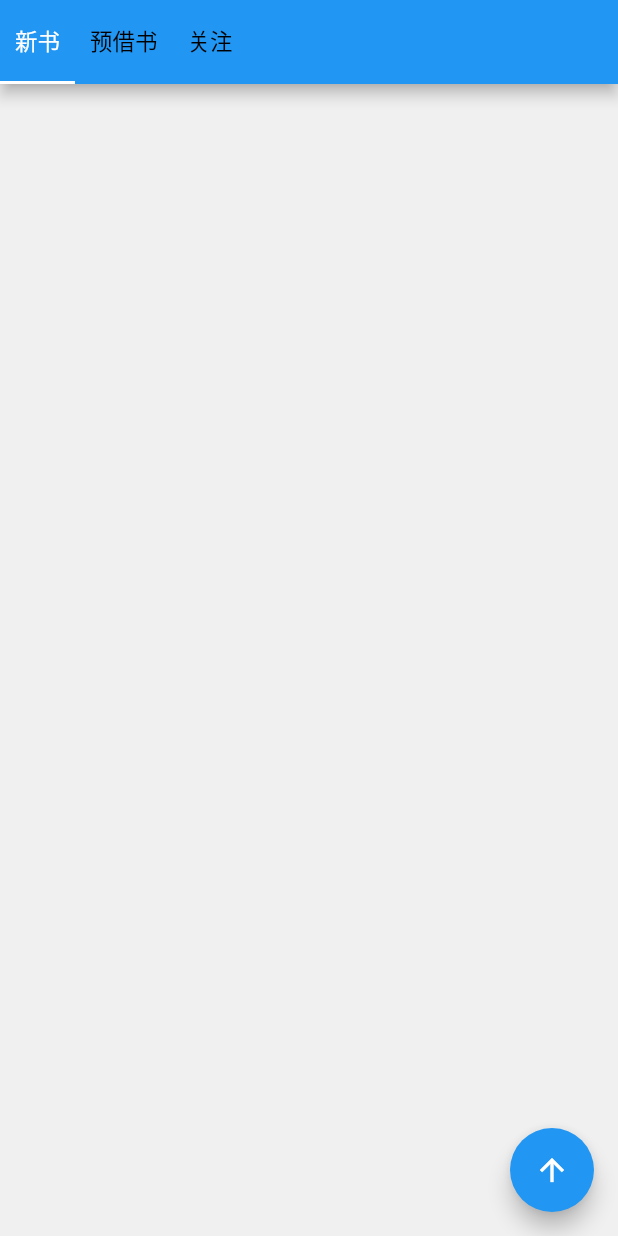
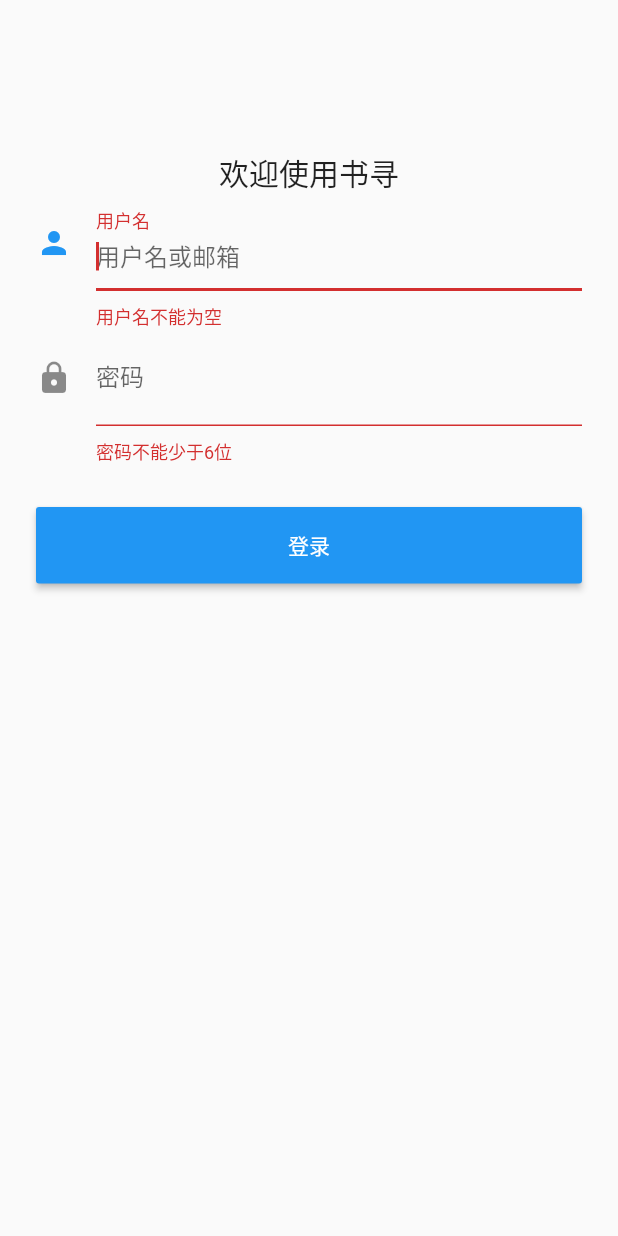
Before and after one commit to kakusx/BookHunt, a Flutter app: the screen it shows after launch, on a phone screen of 412 x 824 dp. Run offline on Flutter 3.47's test engine with Material 2 defaults, Android fonts, the phone set to English and light mode, and no system bars; our stand-ins replace cached_network_image, dio, fluttertoast, shared_preferences.

Commit message:
add login control

```diff
--- /dev/null
+++ b/book_hunt/lib/pages/LoginPage.dart
@@ -0,0 +1,99 @@
+import 'dart:async';
+
+import 'package:flutter/material.dart';
+import 'package:book_hunt/services/HttpService.dart';
+import 'package:book_hunt/services/UtilService.dart';
+
+class LoginPage extends StatefulWidget {
+  @override
+  _LoginPageState createState() => _LoginPageState();
+}
+
+class _LoginPageState extends State<LoginPage> {
+  TextEditingController _unameController = new TextEditingController();
+  TextEditingController _pwdController = new TextEditingController();
+  GlobalKey _formKey = new GlobalKey<FormState>();
+  HttpService http = new HttpService();
+  UtilService util = new UtilService();
+
+  //region initState
+  @override
+  void initState() {
+    super.initState();
+    _autoLogin();
+  }
+
+  //region 自动登录
+  _autoLogin() async{
+    String token = await util.getStorage('token');
+    if (token != null) {
+      Navigator.popAndPushNamed(context, '/bookList');
+    }
+  }
+  //endregion
+
+  @override
+  Widget build(BuildContext context) {
+    return Scaffold(
+        body: Container(
+            child: Padding(
+                padding: const EdgeInsets.symmetric(vertical: 100.0, horizontal: 24.0),
+                child: Form(
+                    key: _formKey, //设置globalKey，用于后面获取FormState
+                    autovalidate: true, //开启自动校验
+                    child: Column(children: <Widget>[
+                      Text(
+                        '欢迎使用书寻',
+                        style: TextStyle(fontSize: 20),
+                      ),
+                      TextFormField(
+                          autofocus: true,
+                          controller: _unameController,
+                          decoration: InputDecoration(labelText: "用户名", hintText: "用户名或邮箱", icon: Icon(Icons.person)),
+                          // 校验用户名
+                          validator: (v) {
+                            return v.trim().length > 0 ? null : "用户名不能为空";
+                          }),
+                      TextFormField(
+                          controller: _pwdController,
+                          decoration: InputDecoration(labelText: "密码", hintText: "您的登录密码", icon: Icon(Icons.lock)),
+                          obscureText: true,
+                          //校验密码
+                          validator: (v) {
+                            return v.trim().length > 5 ? null : "密码不能少于6位";
+                          }),
+                      // 登录按钮
+                      Padding(
+                        padding: const EdgeInsets.only(top: 28.0),
+                        child: Row(
+                          children: <Widget>[
+                            Expanded(
+                              child: RaisedButton(
+                                padding: EdgeInsets.all(15.0),
+                                child: Text("登录"),
+                                color: Theme.of(context).primaryColor,
+                                textColor: Colors.white,
+                                onPressed: () async {
+                                  // 通过_formKey.currentState 获取FormState后，
+                                  // 调用validate()方法校验用户名密码是否合法，校验
+                                  // 通过后再提交数据。
+                                  if ((_formKey.currentState as FormState).validate()) {
+                                    //验证通过提交数据
+                                    var result = await http.post('login', {'user': _unameController.text, 'pwd': _pwdController.text}, dataKey: 'msg');
+                                    if (result != null && result['code'] == 200) {
+                                      util.showToast('登录成功');
+                                      util.setStorage('token', result['msg']);
+                                      Navigator.pushNamedAndRemoveUntil(context, "/bookList", (route) => route == null);
+                                    }else{
+                                      util.setStorage('token', null);
+                                    }
+                                  }
+                                },
+                              ),
+                            ),
+                          ],
+                        ),
+                      )
+                    ])))));
+  }
+}
--- a/book_hunt/lib/routes/Routes.dart
+++ b/book_hunt/lib/routes/Routes.dart
@@ -1,9 +1,12 @@
 import 'package:flutter/material.dart';
+import 'package:book_hunt/pages/LoginPage.dart';
 import 'package:book_hunt/pages/BookList.dart';
 import 'package:book_hunt/pages/BookPage.dart';
 
 final routes = {
-  '/': (context) => BookListPage(),
+  '/': (context) => LoginPage(),
+  '/login': (context) => LoginPage(),
+  '/bookList': (context) => BookListPage(),
   '/book': (context, {arguments}) => BookPage(arguments: arguments),
 };
 
--- a/book_hunt/pubspec.yaml
+++ b/book_hunt/pubspec.yaml
@@ -26,6 +26,7 @@ dependencies:
   cached_network_image: ^2.0.0
   shared_preferences: ^0.5.8
   dio: ^3.0.4
+  fluttertoast: ^7.0.1
 
 dev_dependencies:
   flutter_test:
```
Also changed, not shown: book_hunt/lib/pages/BookList.dart (+7 -4 lines), book_hunt/lib/services/HttpService.dart (+16 -10 lines), book_hunt/lib/services/UtilService.dart (added, +31 -0 lines), book_hunt/pubspec.lock, 2 other files.
